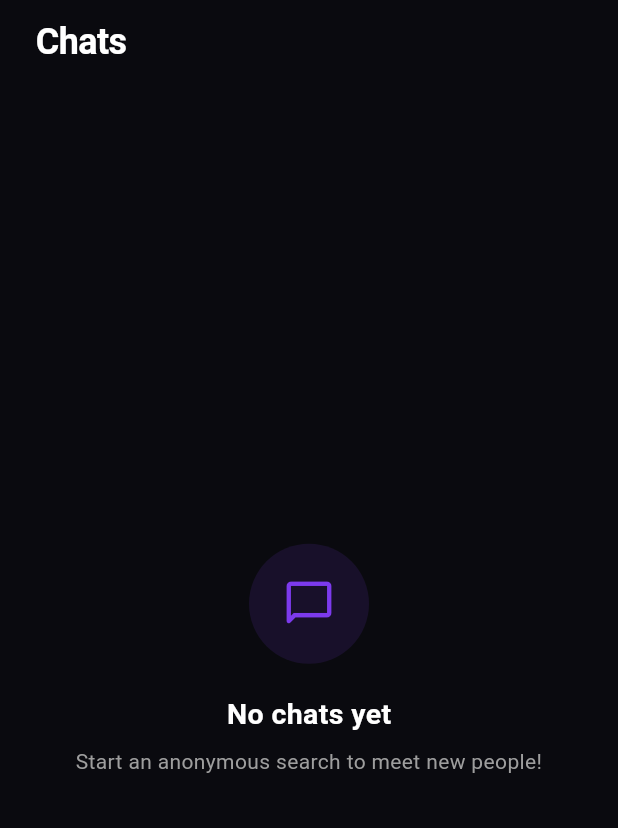
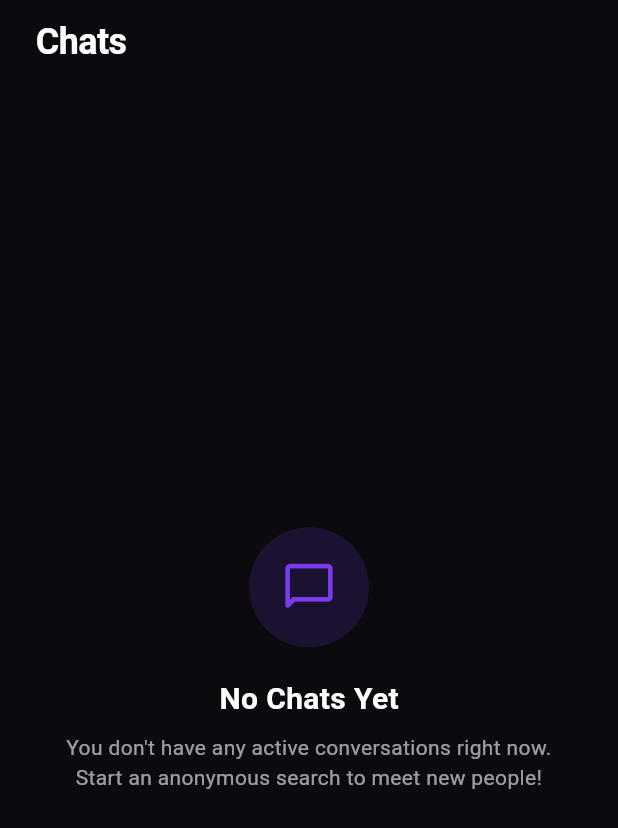
Before and after one commit to G7ka/red, a Flutter app: the ChatsTab screen opened directly, on a phone screen of 412 x 824 dp. Shown: the top 828 px of the screen. Run offline on Flutter 3.47's test engine with Material 3 defaults, Android fonts, the phone set to English and light mode, and no system bars; our stand-ins replace firebase_core, firebase_messaging, flutter_local_notifications, image_picker, just_audio, supabase_flutter and 1 more; missing offline and left inert: agora_rtc_engine, record; accounts and stored records are empty; network calls fail.

Commit message:
Update Profile tab with ambient purple gradient blend header and refine Chats tab error/empty state UI

```diff
--- a/lib/screens/tabs/chats_tab.dart
+++ b/lib/screens/tabs/chats_tab.dart
@@ -55,28 +55,31 @@ class ChatsTab extends StatelessWidget {
                       height: 80,
                       decoration: BoxDecoration(
                         shape: BoxShape.circle,
-                        color: const Color(0xFF7C3AED).withOpacity(0.12),
+                        color: const Color(0xFF7C3AED).withOpacity(0.15),
                       ),
                       child: const Icon(
                         Icons.wifi_off_rounded,
-                        size: 36,
+                        size: 38,
                         color: Color(0xFF7C3AED),
                       ),
                     ),
                     const SizedBox(height: 20),
                     const Text(
-                      'No connection',
+                      'No Internet Connection',
                       style: TextStyle(
                         color: Colors.white,
-                        fontSize: 19,
-                        fontWeight: FontWeight.w600,
+                        fontSize: 20,
+                        fontWeight: FontWeight.w700,
                       ),
                     ),
                     const SizedBox(height: 8),
                     Text(
-                      'Please check your connection and try again.',
+                      'We couldn\'t load your chats. Please check your Wi-Fi or mobile data connection.',
                       style: TextStyle(
-                          color: Colors.grey[500], fontSize: 14),
+                        color: Colors.white.withOpacity(0.6),
+                        fontSize: 14,
+                        height: 1.4,
+                      ),
                       textAlign: TextAlign.center,
                     ),
                   ],
@@ -108,28 +111,31 @@ class ChatsTab extends StatelessWidget {
                       height: 80,
                       decoration: BoxDecoration(
                         shape: BoxShape.circle,
-                        color: const Color(0xFF7C3AED).withOpacity(0.12),
+                        color: const Color(0xFF7C3AED).withOpacity(0.15),
                       ),
                       child: const Icon(
                         Icons.chat_bubble_outline_rounded,
-                        size: 36,
+                        size: 38,
                         color: Color(0xFF7C3AED),
                       ),
                     ),
                     const SizedBox(height: 20),
                     const Text(
-                      'No chats yet',
+                      'No Chats Yet',
                       style: TextStyle(
                         color: Colors.white,
-                        fontSize: 19,
-                        fontWeight: FontWeight.w600,
+                        fontSize: 20,
+                        fontWeight: FontWeight.w700,
                       ),
                     ),
                     const SizedBox(height: 8),
                     Text(
-                      'Start an anonymous search to meet new people!',
+                      'You don\'t have any active conversations right now. Start an anonymous search to meet new people!',
                       style: TextStyle(
-                          color: Colors.grey[500], fontSize: 14),
+                        color: Colors.white.withOpacity(0.6),
+                        fontSize: 14,
+                        height: 1.4,
+                      ),
                       textAlign: TextAlign.center,
                     ),
                   ],
```
Also changed, not shown: lib/screens/tabs/profile_tab.dart (+31 -26 lines).
